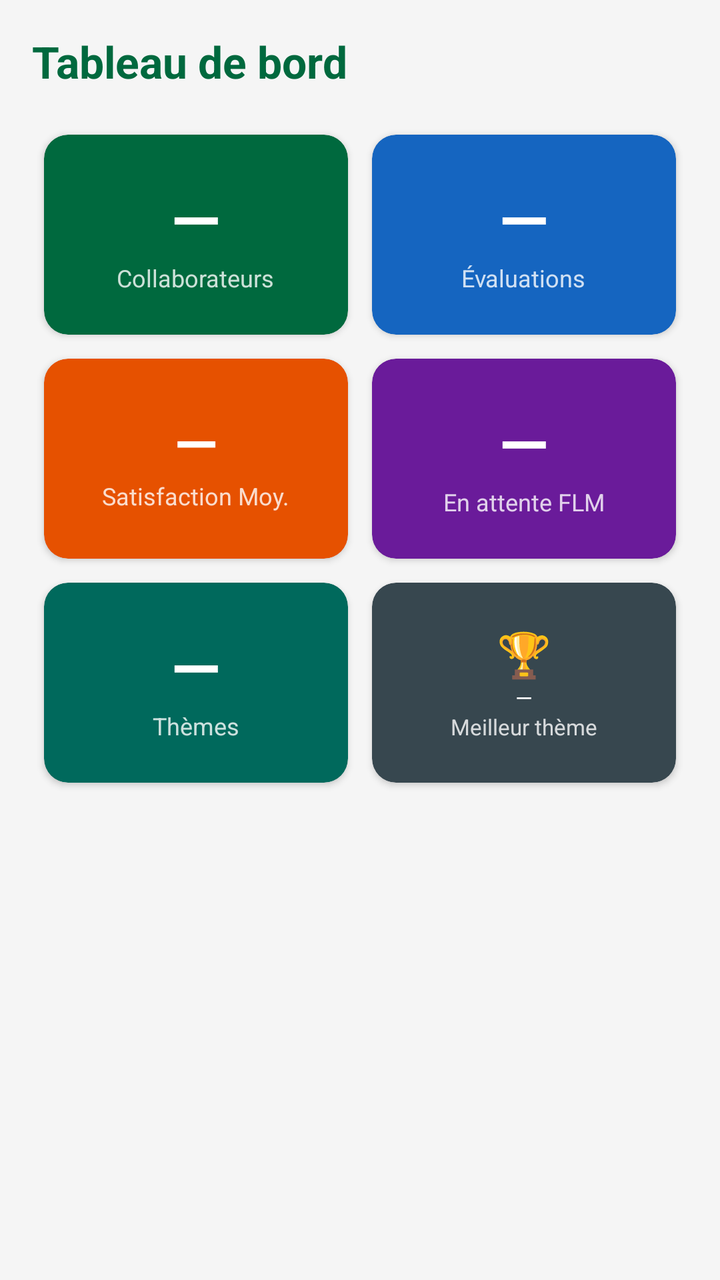
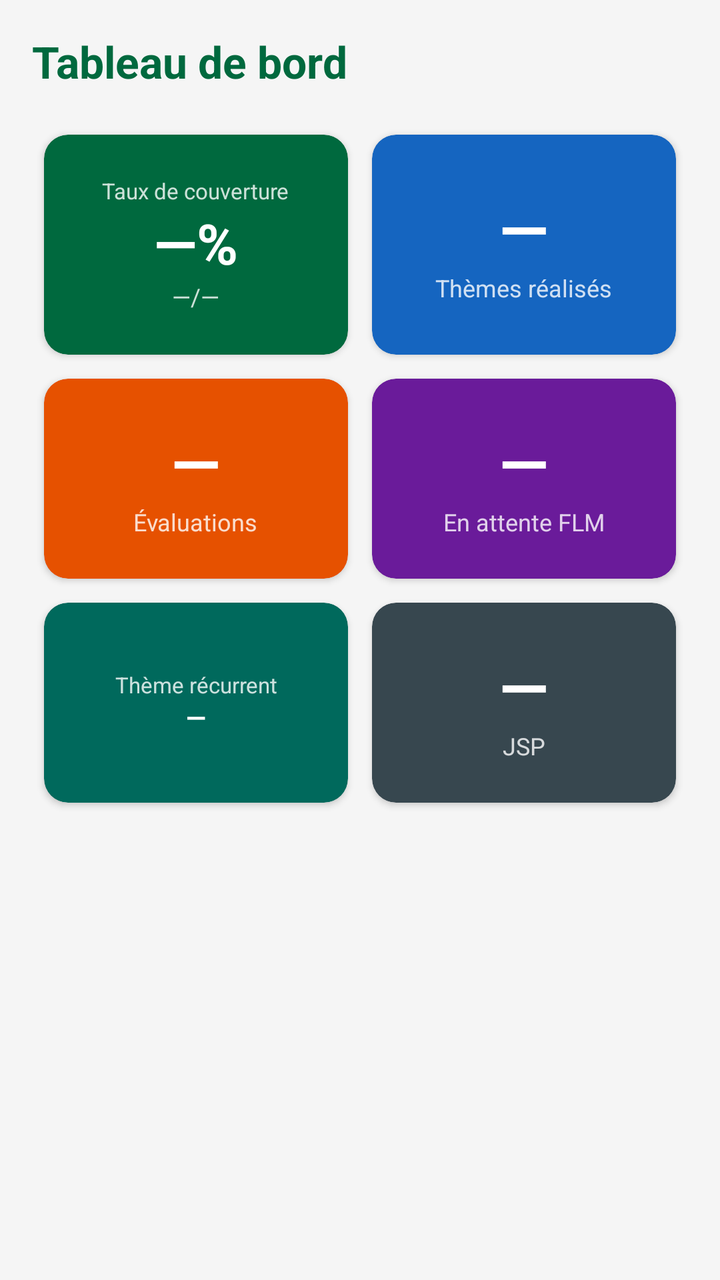

Screens rendered from an Android XML layout before and after an edit, with the pre-edit source and the edit as a unified diff.
<!-- AndroidManifest.xml: application theme Theme.OCPEvalFormation -->
<!-- res/layout/fragment_dashboard.xml -->
<?xml version="1.0" encoding="utf-8"?>
<ScrollView xmlns:android="http://schemas.android.com/apk/res/android"
    xmlns:app="http://schemas.android.com/apk/res-auto"
    android:layout_width="match_parent"
    android:layout_height="match_parent"
    android:background="#F5F5F5">

    <LinearLayout
        android:layout_width="match_parent"
        android:layout_height="wrap_content"
        android:orientation="vertical"
        android:padding="16dp">

        <TextView
            android:layout_width="wrap_content"
            android:layout_height="wrap_content"
            android:text="Tableau de bord"
            android:textSize="22sp"
            android:textStyle="bold"
            android:textColor="@color/ocp_dark_green"
            android:layout_marginBottom="16dp" />

        
        <GridLayout
            android:layout_width="match_parent"
            android:layout_height="wrap_content"
            android:columnCount="2"
            android:rowCount="3"
            android:layout_marginBottom="16dp">

            
            <androidx.cardview.widget.CardView
                android:layout_width="0dp"
                android:layout_height="100dp"
                android:layout_columnWeight="1"
                android:layout_margin="6dp"
                app:cardCornerRadius="12dp"
                app:cardBackgroundColor="@color/ocp_dark_green">
                <LinearLayout android:layout_width="match_parent" android:layout_height="match_parent"
                    android:gravity="center" android:orientation="vertical">
                    <TextView android:id="@+id/tv_total_collabs"
                        android:layout_width="wrap_content" android:layout_height="wrap_content"
                        android:text="—" android:textSize="32sp" android:textColor="@android:color/white"
                        android:textStyle="bold" />
                    <TextView android:layout_width="wrap_content" android:layout_height="wrap_content"
                        android:text="Collaborateurs" android:textSize="12sp" android:textColor="#CCFFFFFF" />
                </LinearLayout>
            </androidx.cardview.widget.CardView>

            
            <androidx.cardview.widget.CardView
                android:layout_width="0dp"
                android:layout_height="100dp"
                android:layout_columnWeight="1"
                android:layout_margin="6dp"
                app:cardCornerRadius="12dp"
                app:cardBackgroundColor="#1565C0">
                <LinearLayout android:layout_width="match_parent" android:layout_height="match_parent"
                    android:gravity="center" android:orientation="vertical">
                    <TextView android:id="@+id/tv_total_evals"
                        android:layout_width="wrap_content" android:layout_height="wrap_content"
                        android:text="—" android:textSize="32sp" android:textColor="@android:color/white"
                        android:textStyle="bold" />
                    <TextView android:layout_width="wrap_content" android:layout_height="wrap_content"
                        android:text="Évaluations" android:textSize="12sp" android:textColor="#CCFFFFFF" />
                </LinearLayout>
            </androidx.cardview.widget.CardView>

            
            <androidx.cardview.widget.CardView
                android:layout_width="0dp"
                android:layout_height="100dp"
                android:layout_columnWeight="1"
                android:layout_margin="6dp"
                app:cardCornerRadius="12dp"
                app:cardBackgroundColor="#E65100">
                <LinearLayout android:layout_width="match_parent" android:layout_height="match_parent"
                    android:gravity="center" android:orientation="vertical">
                    <TextView android:id="@+id/tv_moyenne_satisfaction"
                        android:layout_width="wrap_content" android:layout_height="wrap_content"
                        android:text="—" android:textSize="28sp" android:textColor="@android:color/white"
                        android:textStyle="bold" />
                    <TextView android:layout_width="wrap_content" android:layout_height="wrap_content"
                        android:text="Satisfaction Moy." android:textSize="12sp" android:textColor="#CCFFFFFF" />
                </LinearLayout>
            </androidx.cardview.widget.CardView>

            
            <androidx.cardview.widget.CardView
                android:layout_width="0dp"
                android:layout_height="100dp"
                android:layout_columnWeight="1"
                android:layout_margin="6dp"
                app:cardCornerRadius="12dp"
                app:cardBackgroundColor="#6A1B9A">
                <LinearLayout android:layout_width="match_parent" android:layout_height="match_parent"
                    android:gravity="center" android:orientation="vertical">
                    <TextView android:id="@+id/tv_pending_invitations"
                        android:layout_width="wrap_content" android:layout_height="wrap_content"
                        android:text="—" android:textSize="32sp" android:textColor="@android:color/white"
                        android:textStyle="bold" />
                    <TextView android:layout_width="wrap_content" android:layout_height="wrap_content"
                        android:text="En attente FLM" android:textSize="12sp" android:textColor="#CCFFFFFF" />
                </LinearLayout>
            </androidx.cardview.widget.CardView>

            
            <androidx.cardview.widget.CardView
                android:layout_width="0dp"
                android:layout_height="100dp"
                android:layout_columnWeight="1"
                android:layout_margin="6dp"
                app:cardCornerRadius="12dp"
                app:cardBackgroundColor="#00695C">
                <LinearLayout android:layout_width="match_parent" android:layout_height="match_parent"
                    android:gravity="center" android:orientation="vertical">
                    <TextView android:id="@+id/tv_total_themes"
                        android:layout_width="wrap_content" android:layout_height="wrap_content"
                        android:text="—" android:textSize="32sp" android:textColor="@android:color/white"
                        android:textStyle="bold" />
                    <TextView android:layout_width="wrap_content" android:layout_height="wrap_content"
                        android:text="Thèmes" android:textSize="12sp" android:textColor="#CCFFFFFF" />
                </LinearLayout>
            </androidx.cardview.widget.CardView>

            
            <androidx.cardview.widget.CardView
                android:layout_width="0dp"
                android:layout_height="100dp"
                android:layout_columnWeight="1"
                android:layout_margin="6dp"
                app:cardCornerRadius="12dp"
                app:cardBackgroundColor="#37474F">
                <LinearLayout android:layout_width="match_parent" android:layout_height="match_parent"
                    android:gravity="center" android:orientation="vertical" android:padding="8dp">
                    <TextView android:layout_width="wrap_content" android:layout_height="wrap_content"
                        android:text="🏆" android:textSize="22sp" />
                    <TextView android:id="@+id/tv_best_theme"
                        android:layout_width="wrap_content" android:layout_height="wrap_content"
                        android:text="—" android:textSize="11sp" android:textColor="@android:color/white"
                        android:gravity="center" android:maxLines="2" />
                    <TextView android:layout_width="wrap_content" android:layout_height="wrap_content"
                        android:text="Meilleur thème" android:textSize="11sp" android:textColor="#CCFFFFFF" />
                </LinearLayout>
            </androidx.cardview.widget.CardView>
        </GridLayout>

    </LinearLayout>
</ScrollView>
<!-- resources referenced by this layout -->
<resources>
  <color name="ocp_dark_green">#00693E</color>
  <style name="Theme.OCPEvalFormation" parent="Theme.Material3.Light.NoActionBar">
          <item name="colorPrimary">@color/ocp_dark_green</item>
          <item name="colorPrimaryVariant">@color/ocp_medium_green</item>
          <item name="colorOnPrimary">@color/white</item>
          <item name="colorSecondary">@color/ocp_orange</item>
          <item name="colorOnSecondary">@color/white</item>
          <item name="android:statusBarColor">@color/ocp_dark_green</item>
      </style>
  <color name="ocp_medium_green">#00A86B</color>
  <color name="white">#FFFFFF</color>
  <color name="ocp_orange">#FF6B00</color>
</resources>

<!-- the commit's change to res/layout/fragment_dashboard.xml (unified diff, before → after) -->
@@ -31,38 +31,42 @@
             
             <androidx.cardview.widget.CardView
                 android:layout_width="0dp"
-                android:layout_height="100dp"
+                android:layout_height="110dp"
                 android:layout_columnWeight="1"
                 android:layout_margin="6dp"
                 app:cardCornerRadius="12dp"
                 app:cardBackgroundColor="@color/ocp_dark_green">
                 <LinearLayout android:layout_width="match_parent" android:layout_height="match_parent"
-                    android:gravity="center" android:orientation="vertical">
-                    <TextView android:id="@+id/tv_total_collabs"
+                    android:gravity="center" android:orientation="vertical" android:padding="8dp">
+                    <TextView android:layout_width="wrap_content" android:layout_height="wrap_content"
+                        android:text="Taux de couverture" android:textSize="11sp" android:textColor="#CCFFFFFF"
+                        android:gravity="center" />
+                    <TextView android:id="@+id/tv_taux_couverture_pct"
                         android:layout_width="wrap_content" android:layout_height="wrap_content"
-                        android:text="—" android:textSize="32sp" android:textColor="@android:color/white"
+                        android:text="—%" android:textSize="28sp" android:textColor="@android:color/white"
                         android:textStyle="bold" />
-                    <TextView android:layout_width="wrap_content" android:layout_height="wrap_content"
-                        android:text="Collaborateurs" android:textSize="12sp" android:textColor="#CCFFFFFF" />
+                    <TextView android:id="@+id/tv_taux_couverture_ratio"
+                        android:layout_width="wrap_content" android:layout_height="wrap_content"
+                        android:text="—/—" android:textSize="12sp" android:textColor="#CCFFFFFF" />
                 </LinearLayout>
             </androidx.cardview.widget.CardView>
 
             
             <androidx.cardview.widget.CardView
                 android:layout_width="0dp"
-                android:layout_height="100dp"
+                android:layout_height="110dp"
                 android:layout_columnWeight="1"
                 android:layout_margin="6dp"
                 app:cardCornerRadius="12dp"
                 app:cardBackgroundColor="#1565C0">
                 <LinearLayout android:layout_width="match_parent" android:layout_height="match_parent"
                     android:gravity="center" android:orientation="vertical">
-                    <TextView android:id="@+id/tv_total_evals"
+                    <TextView android:id="@+id/tv_themes_realises"
                         android:layout_width="wrap_content" android:layout_height="wrap_content"
                         android:text="—" android:textSize="32sp" android:textColor="@android:color/white"
                         android:textStyle="bold" />
                     <TextView android:layout_width="wrap_content" android:layout_height="wrap_content"
-                        android:text="Évaluations" android:textSize="12sp" android:textColor="#CCFFFFFF" />
+                        android:text="Thèmes réalisés" android:textSize="12sp" android:textColor="#CCFFFFFF" />
                 </LinearLayout>
             </androidx.cardview.widget.CardView>
 
@@ -76,12 +80,12 @@
                 app:cardBackgroundColor="#E65100">
                 <LinearLayout android:layout_width="match_parent" android:layout_height="match_parent"
                     android:gravity="center" android:orientation="vertical">
-                    <TextView android:id="@+id/tv_moyenne_satisfaction"
+                    <TextView android:id="@+id/tv_total_evals"
                         android:layout_width="wrap_content" android:layout_height="wrap_content"
-                        android:text="—" android:textSize="28sp" android:textColor="@android:color/white"
+                        android:text="—" android:textSize="32sp" android:textColor="@android:color/white"
                         android:textStyle="bold" />
                     <TextView android:layout_width="wrap_content" android:layout_height="wrap_content"
-                        android:text="Satisfaction Moy." android:textSize="12sp" android:textColor="#CCFFFFFF" />
+                        android:text="Évaluations" android:textSize="12sp" android:textColor="#CCFFFFFF" />
                 </LinearLayout>
             </androidx.cardview.widget.CardView>
 
@@ -113,13 +117,14 @@
                 app:cardCornerRadius="12dp"
                 app:cardBackgroundColor="#00695C">
                 <LinearLayout android:layout_width="match_parent" android:layout_height="match_parent"
-                    android:gravity="center" android:orientation="vertical">
-                    <TextView android:id="@+id/tv_total_themes"
+                    android:gravity="center" android:orientation="vertical" android:padding="8dp">
+                    <TextView android:layout_width="wrap_content" android:layout_height="wrap_content"
+                        android:text="Thème récurrent" android:textSize="11sp" android:textColor="#CCFFFFFF"
+                        android:gravity="center" />
+                    <TextView android:id="@+id/tv_theme_plus_recent"
                         android:layout_width="wrap_content" android:layout_height="wrap_content"
-                        android:text="—" android:textSize="32sp" android:textColor="@android:color/white"
-                        android:textStyle="bold" />
-                    <TextView android:layout_width="wrap_content" android:layout_height="wrap_content"
-                        android:text="Thèmes" android:textSize="12sp" android:textColor="#CCFFFFFF" />
+                        android:text="—" android:textSize="13sp" android:textColor="@android:color/white"
+                        android:textStyle="bold" android:gravity="center" android:maxLines="2" />
                 </LinearLayout>
             </androidx.cardview.widget.CardView>
 
@@ -133,16 +138,15 @@
                 app:cardBackgroundColor="#37474F">
                 <LinearLayout android:layout_width="match_parent" android:layout_height="match_parent"
                     android:gravity="center" android:orientation="vertical" android:padding="8dp">
+                    <TextView android:id="@+id/tv_jsp"
+                        android:layout_width="wrap_content" android:layout_height="wrap_content"
+                        android:text="—" android:textSize="32sp" android:textColor="@android:color/white"
+                        android:textStyle="bold" />
                     <TextView android:layout_width="wrap_content" android:layout_height="wrap_content"
-                        android:text="🏆" android:textSize="22sp" />
-                    <TextView android:id="@+id/tv_best_theme"
-                        android:layout_width="wrap_content" android:layout_height="wrap_content"
-                        android:text="—" android:textSize="11sp" android:textColor="@android:color/white"
-                        android:gravity="center" android:maxLines="2" />
-                    <TextView android:layout_width="wrap_content" android:layout_height="wrap_content"
-                        android:text="Meilleur thème" android:textSize="11sp" android:textColor="#CCFFFFFF" />
+                        android:text="JSP" android:textSize="12sp" android:textColor="#CCFFFFFF" />
                 </LinearLayout>
             </androidx.cardview.widget.CardView>
+
         </GridLayout>
 
     </LinearLayout>
